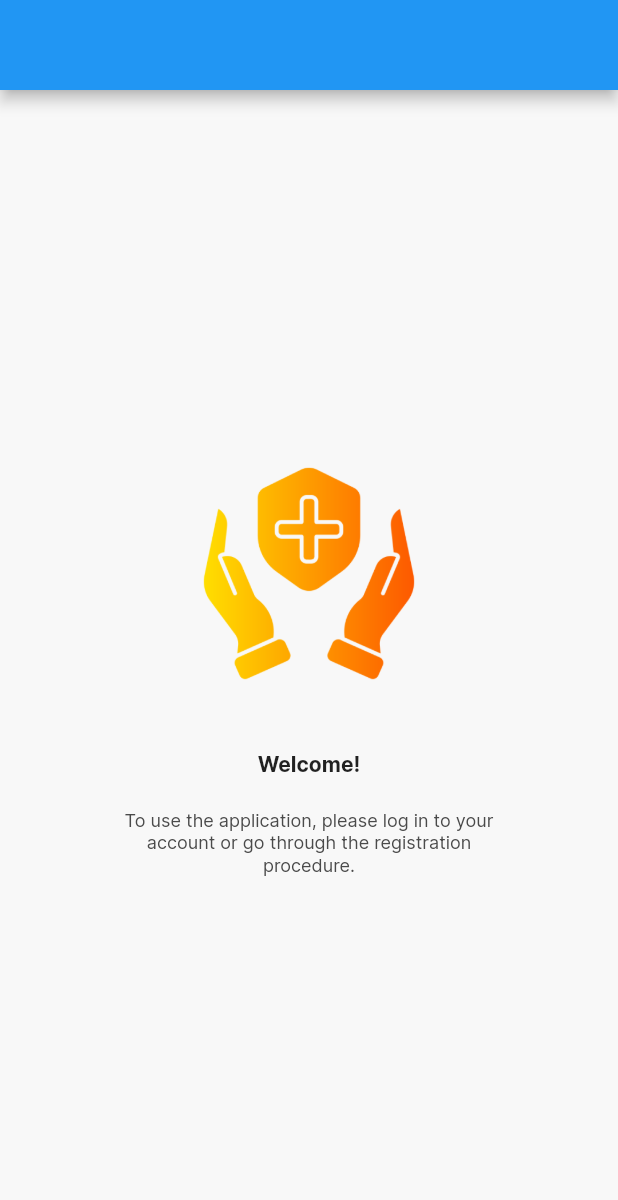
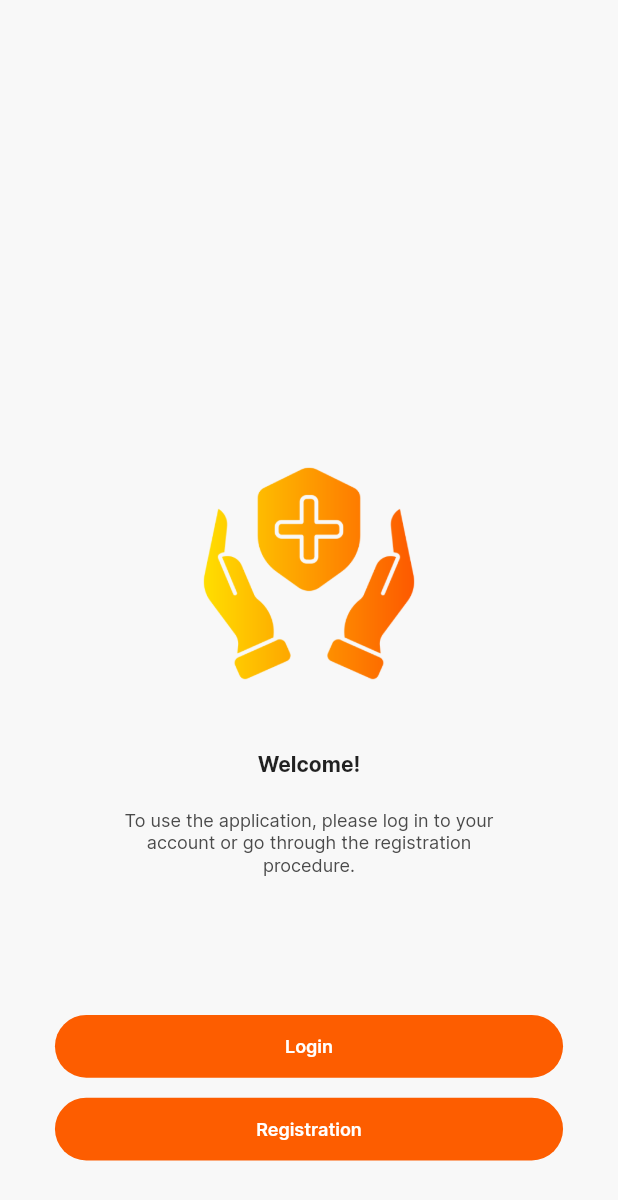
Before and after one commit to Lokki16/insurance_company_automation, a Flutter app: the screen it shows after launch, on a phone screen of 412 x 824 dp. Shown: the top 1200 px of the screen. Run offline on Flutter 3.47's test engine with Material 2 defaults, Android fonts, the phone set to English and light mode, and no system bars; our stand-ins replace cached_network_image, equatable, flutter_screenutil, formz, get.

Commit message:
update
update welcome page and themedata

```diff
--- a/lib/presentation/layout/default_body.dart
+++ b/lib/presentation/layout/default_body.dart
@@ -6,7 +6,8 @@ class DefaultBody extends StatelessWidget {
   final double topPadding;
   final double bottomPadding;
   final double horizontalPadding;
-  final Widget? bottomSheet;
+  final Widget? footer;
+  final double footerHeight;
   final Widget child;
 
   const DefaultBody({
@@ -16,9 +17,13 @@ class DefaultBody extends StatelessWidget {
     this.topPadding = 0,
     this.bottomPadding = 0,
     this.horizontalPadding = 16,
-    this.bottomSheet,
+    this.footer,
+    this.footerHeight = ThemeSizeStyle.footerHeight,
     required this.child,
   });
+
+  double get calcBottomPadding =>
+      footer == null ? bottomPadding : bottomPadding + footerHeight;
 
   @override
   Widget build(BuildContext context) {
@@ -36,7 +41,20 @@ class DefaultBody extends StatelessWidget {
         ),
         child: child,
       ),
-      bottomSheet: bottomSheet,
+      bottomSheet: _buildFooter(),
     );
   }
+
+  Widget? _buildFooter() {
+    if (footer != null) {
+      return Container(
+        padding: EdgeInsets.symmetric(horizontal: 32.w, vertical: 24.h),
+        color: ThemeColors.white2,
+        width: double.infinity,
+        height: footerHeight.h,
+        child: footer,
+      );
+    }
+    return null;
+  }
 }
--- a/lib/presentation/pages/welcome/welcome_page.dart
+++ b/lib/presentation/pages/welcome/welcome_page.dart
@@ -1,4 +1,5 @@
 import 'package:insurance_company_automation/presentation/template/template.dart';
+import 'package:insurance_company_automation/presentation/widgets/buttons/custom_button.dart';
 
 class WelcomePage extends StatelessWidget {
   const WelcomePage({super.key});
@@ -6,7 +7,20 @@ class WelcomePage extends StatelessWidget {
   @override
   Widget build(BuildContext context) {
     return DefaultBody(
-      horizontalPadding: 62,
+      horizontalPadding: 68,
+      footer: SpacedColumn(
+        space: 6,
+        children: [
+          CustomButton(
+            buttonText: ConstantText.login,
+            onPressed: () => Get.toNamed(AppRoutes.routeToLoginPage),
+          ),
+          CustomButton(
+            buttonText: ConstantText.registration,
+            onPressed: () => Get.toNamed(AppRoutes.routeToRegistrationPage),
+          ),
+        ],
+      ),
       child: Center(
         child: Column(
           mainAxisAlignment: MainAxisAlignment.center,
--- a/lib/presentation/template/template.dart
+++ b/lib/presentation/template/template.dart
@@ -7,9 +7,11 @@ export 'package:equatable/equatable.dart';
 export 'package:cached_network_image/cached_network_image.dart';
 
 // themes
+export 'themes/theme_colors.dart';
 export 'themes/theme_data.dart';
+export 'themes/theme_shadows.dart';
+export 'themes/theme_size_style.dart';
 export 'themes/theme_text_style.dart';
-export 'themes/theme_colors.dart';
 
 // common
 export '../../utils/common/constants.dart';
--- a/lib/presentation/template/themes/theme_data.dart
+++ b/lib/presentation/template/themes/theme_data.dart
@@ -2,12 +2,98 @@ import 'package:insurance_company_automation/presentation/template/template.dart
 
 class InsuranceAppTheme {
   static ThemeData get lightTheme => ThemeData(
+        pageTransitionsTheme: const PageTransitionsTheme(builders: {
+          TargetPlatform.iOS: FadeUpwardsPageTransitionsBuilder(),
+          TargetPlatform.android: FadeUpwardsPageTransitionsBuilder(),
+        }),
         brightness: Brightness.light,
         scaffoldBackgroundColor: ThemeColors.white2,
+        // colorScheme: _colorScheme(),
+        primaryColor: ThemeColors.orange1,
+        appBarTheme: _appBarTheme(),
+        bottomSheetTheme:
+            const BottomSheetThemeData(backgroundColor: Colors.transparent),
+        // progressIndicatorTheme: _progressIndicatorTheme(),
+        toggleableActiveColor: ThemeColors.orange1,
+        buttonTheme: _buttonTheme(),
+        textButtonTheme: _textButtonTheme(),
+        // checkboxTheme: _checkboxTheme(),
       );
 
-  static ThemeData get darkTheme => ThemeData(
-        brightness: Brightness.dark,
-        scaffoldBackgroundColor: ThemeColors.black1,
-      );
+  static ThemeData get darkTheme => ThemeData();
 }
+
+// ColorScheme _colorScheme() {
+//   return ColorScheme.fromSwatch(
+//     accentColor: ThemeColors.,
+//     backgroundColor: ThemeColors.,
+//     cardColor: ThemeColors.,
+//     errorColor: ThemeColors.,
+//   );
+// }
+
+AppBarTheme _appBarTheme() {
+  return AppBarTheme(
+    elevation: 0,
+    toolbarHeight: ThemeSizeStyle.appBarHeight.h,
+    backgroundColor: ThemeColors.transparent,
+  );
+}
+
+// ProgressIndicatorThemeData _progressIndicatorTheme() {
+//   return const ProgressIndicatorThemeData(color: ThemeColors.);
+// }
+
+ButtonThemeData _buttonTheme() {
+  return ButtonThemeData(
+    shape: RoundedRectangleBorder(borderRadius: BorderRadius.circular(30.r)),
+    highlightColor: ThemeColors.orange1,
+    padding: EdgeInsets.zero,
+  );
+}
+
+// CheckboxThemeData _checkboxTheme() {
+//   return CheckboxThemeData(
+//     visualDensity: const VisualDensity(horizontal: -4, vertical: -4),
+//     side: BorderSide(width: 1.w, color: ThemeColors.),
+//     shape: RoundedRectangleBorder(borderRadius: BorderRadius.circular(4.r)),
+//   );
+// }
+
+TextButtonThemeData _textButtonTheme() {
+  return TextButtonThemeData(style: ButtonStyle(
+    foregroundColor: MaterialStateProperty.resolveWith<Color>(
+      (Set<MaterialState> states) {
+        if (states.contains(MaterialState.disabled)) return ThemeColors.black3;
+        return ThemeColors.orange2;
+      },
+    ),
+  ));
+}
+
+ButtonStyle mainTypeButtonTheme({
+  double height = 35,
+  double width = double.infinity,
+  TextStyle textStyle = ThemeTextInter.w600s12,
+}) {
+  return ButtonStyle(
+    elevation: MaterialStateProperty.all(0),
+    padding: MaterialStateProperty.all(EdgeInsets.zero),
+    textStyle: MaterialStateProperty.resolveWith<TextStyle>(
+        (Set<MaterialState> states) {
+      return textStyle;
+    }),
+    backgroundColor: MaterialStateProperty.resolveWith<Color>(
+      (Set<MaterialState> states) {
+        return ThemeColors.orange1;
+      },
+    ),
+    maximumSize: MaterialStateProperty.all(Size(width.w, height.h)),
+    minimumSize: MaterialStateProperty.all(Size(width.w, height.h)),
+    shape: MaterialStateProperty.all(
+      RoundedRectangleBorder(
+        borderRadius: BorderRadius.all(Radius.circular(30.r)),
+      ),
+    ),
+  );
+}
--- /dev/null
+++ b/lib/presentation/template/themes/theme_shadows.dart
@@ -0,0 +1,18 @@
+import 'package:insurance_company_automation/presentation/template/template.dart';
+
+class ThemeShadows {
+  static List<BoxShadow> shadow = [
+    BoxShadow(
+      offset: const Offset(0, 1),
+      blurRadius: 2,
+      spreadRadius: 0,
+      color: ThemeColors.black1.withOpacity(0.06),
+    ),
+    BoxShadow(
+      offset: const Offset(0, 1),
+      blurRadius: 3,
+      spreadRadius: 0,
+      color: ThemeColors.black1.withOpacity(0.1),
+    ),
+  ];
+}
--- /dev/null
+++ b/lib/presentation/template/themes/theme_size_style.dart
@@ -0,0 +1,4 @@
+class ThemeSizeStyle {
+  static const double appBarHeight = 50;
+  static const double footerHeight = 150;
+}
--- /dev/null
+++ b/lib/presentation/widgets/buttons/custom_button.dart
@@ -0,0 +1,21 @@
+import 'package:insurance_company_automation/presentation/template/template.dart';
+
+class CustomButton extends StatelessWidget {
+  final VoidCallback onPressed;
+  final String buttonText;
+
+  const CustomButton({
+    super.key,
+    required this.onPressed,
+    required this.buttonText,
+  });
+
+  @override
+  Widget build(BuildContext context) {
+    return ElevatedButton(
+      style: mainTypeButtonTheme(),
+      onPressed: onPressed,
+      child: CustomText(text: buttonText),
+    );
+  }
+}
```
